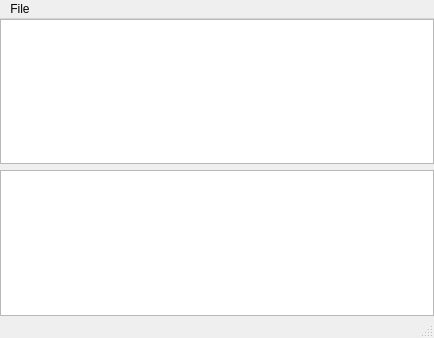
Qt form src/gui/holderGUI/holderGUI.ui (NeutrinoToolkit/Neutrino) before a commit.
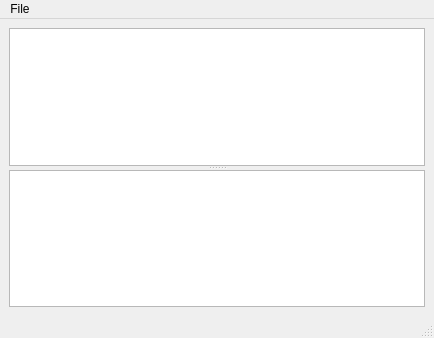
The same form after that commit. Custom widgets are drawn as their Qt base class.

```diff
--- a/src/gui/holderGUI/holderGUI.ui
+++ b/src/gui/holderGUI/holderGUI.ui
@@ -24,23 +24,18 @@
   </property>
   <widget class="QWidget" name="centralwidget">
    <layout class="QGridLayout" name="gridLayout">
-    <property name="leftMargin">
-     <number>0</number>
-    </property>
-    <property name="topMargin">
-     <number>0</number>
-    </property>
-    <property name="rightMargin">
-     <number>0</number>
-    </property>
-    <property name="bottomMargin">
-     <number>0</number>
-    </property>
     <item row="0" column="0">
-     <widget class="QListWidget" name="listPhys"/>
-    </item>
-    <item row="1" column="0">
-     <widget class="nView" name="graphicsView"/>
+     <widget class="QSplitter" name="splitter">
+      <property name="orientation">
+       <enum>Qt::Vertical</enum>
+      </property>
+      <widget class="QListWidget" name="listPhys"/>
+      <widget class="nView" name="graphicsView">
+       <property name="mouseTracking">
+        <bool>true</bool>
+       </property>
+      </widget>
+     </widget>
     </item>
    </layout>
   </widget>
```
